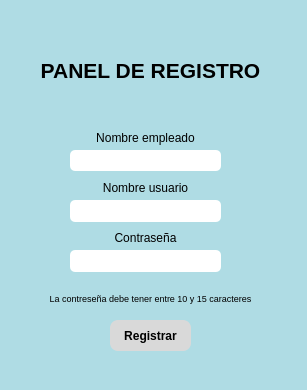
Before: the Qt Designer form screens_ui/Register_Window.ui in belltrox/Fichaje_Empleados, drawn with Qt 5.
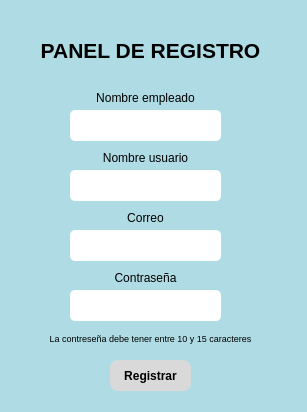
After: the same form once the commit is applied.

Diff of the .ui file:
```diff
--- a/screens_ui/Register_Window.ui
+++ b/screens_ui/Register_Window.ui
@@ -7,7 +7,7 @@
     <x>0</x>
     <y>0</y>
     <width>307</width>
-    <height>390</height>
+    <height>412</height>
    </rect>
   </property>
   <property name="windowTitle">
@@ -22,7 +22,7 @@
     <property name="geometry">
      <rect>
       <x>70</x>
-      <y>130</y>
+      <y>90</y>
       <width>151</width>
       <height>16</height>
      </rect>
@@ -43,7 +43,7 @@
     <property name="geometry">
      <rect>
       <x>70</x>
-      <y>180</y>
+      <y>150</y>
       <width>151</width>
       <height>16</height>
      </rect>
@@ -59,7 +59,7 @@
     <property name="geometry">
      <rect>
       <x>70</x>
-      <y>230</y>
+      <y>270</y>
       <width>151</width>
       <height>16</height>
      </rect>
@@ -75,9 +75,9 @@
     <property name="geometry">
      <rect>
       <x>70</x>
-      <y>150</y>
+      <y>110</y>
       <width>151</width>
-      <height>21</height>
+      <height>31</height>
      </rect>
     </property>
     <property name="styleSheet">
@@ -90,9 +90,9 @@
     <property name="geometry">
      <rect>
       <x>70</x>
-      <y>200</y>
+      <y>170</y>
       <width>151</width>
-      <height>22</height>
+      <height>31</height>
      </rect>
     </property>
     <property name="styleSheet">
@@ -105,9 +105,9 @@
     <property name="geometry">
      <rect>
       <x>70</x>
-      <y>250</y>
+      <y>290</y>
       <width>151</width>
-      <height>22</height>
+      <height>31</height>
      </rect>
     </property>
     <property name="styleSheet">
@@ -120,7 +120,7 @@
     <property name="geometry">
      <rect>
       <x>30</x>
-      <y>50</y>
+      <y>30</y>
       <width>241</width>
       <height>41</height>
      </rect>
@@ -142,7 +142,7 @@
     <property name="geometry">
      <rect>
       <x>20</x>
-      <y>290</y>
+      <y>330</y>
       <width>261</width>
       <height>16</height>
      </rect>
@@ -166,7 +166,7 @@
     <property name="geometry">
      <rect>
       <x>110</x>
-      <y>320</y>
+      <y>360</y>
       <width>81</width>
       <height>31</height>
      </rect>
@@ -185,6 +185,37 @@
      <string>Registrar</string>
     </property>
    </widget>
+   <widget class="QLabel" name="label_6">
+    <property name="geometry">
+     <rect>
+      <x>70</x>
+      <y>210</y>
+      <width>151</width>
+      <height>16</height>
+     </rect>
+    </property>
+    <property name="text">
+     <string>Correo</string>
+    </property>
+    <property name="alignment">
+     <set>Qt::AlignmentFlag::AlignCenter</set>
+    </property>
+   </widget>
+   <widget class="QLineEdit" name="txtCorreo">
+    <property name="geometry">
+     <rect>
+      <x>70</x>
+      <y>230</y>
+      <width>151</width>
+      <height>31</height>
+     </rect>
+    </property>
+    <property name="styleSheet">
+     <string notr="true">background-color: white;
+border-radius: 5px;
+padding: 5px;</string>
+    </property>
+   </widget>
   </widget>
  </widget>
  <resources/>
```
